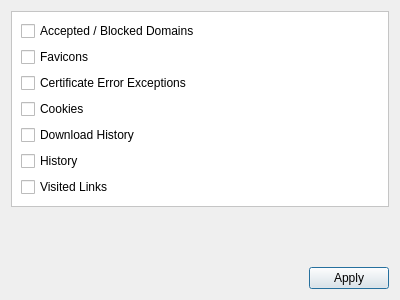
Before: the Qt Designer form 2.x/UI/dooble_clear_items.ui in textbrowser/dooble, drawn with Qt 5.
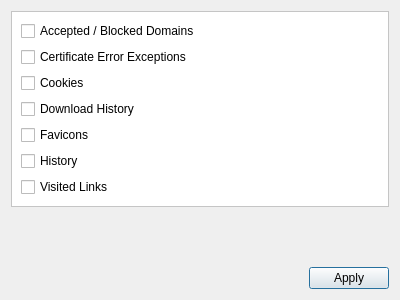
After: the same form once the commit is applied. Icons and pictures are not drawn.

Diff of the .ui file:
```diff
--- a/2.x/UI/dooble_clear_items.ui
+++ b/2.x/UI/dooble_clear_items.ui
@@ -37,13 +37,6 @@
         </property>
        </widget>
       </item>
-      <item>
-       <widget class="QCheckBox" name="favicons">
-        <property name="text">
-         <string>Favicons</string>
-        </property>
-       </widget>
-      </item>
       <item>
        <widget class="QCheckBox" name="certificate_error_exceptions">
         <property name="text">
@@ -65,6 +58,13 @@
         </property>
        </widget>
       </item>
+      <item>
+       <widget class="QCheckBox" name="favicons">
+        <property name="text">
+         <string>Favicons</string>
+        </property>
+       </widget>
+      </item>
       <item>
        <widget class="QCheckBox" name="history">
         <property name="text">
```
Left out of the diff: 2 changed lines with no effect on the pictures.
